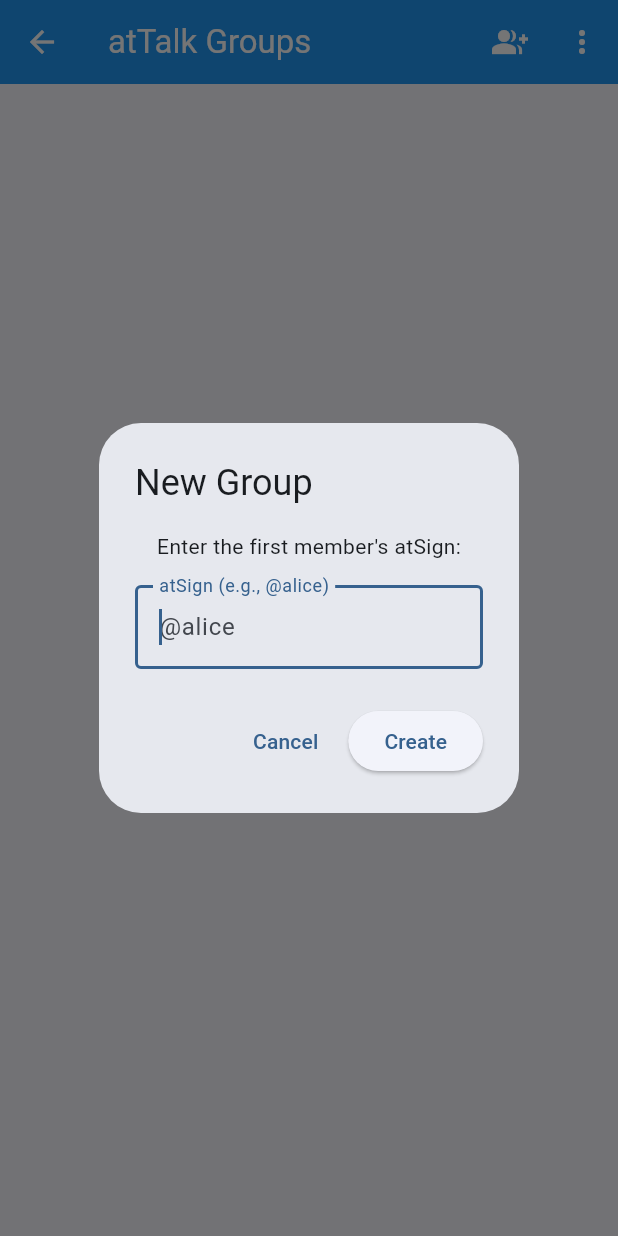
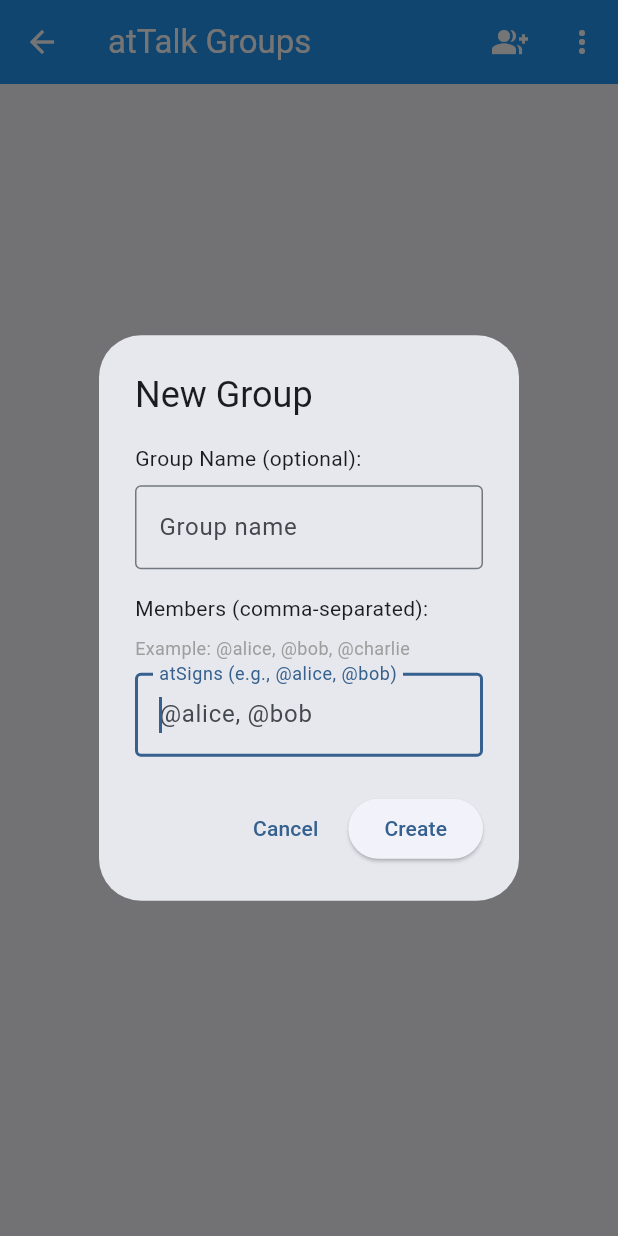
Before and after one commit to cconstab/at_talk_gui, a Flutter app: the GroupsListScreen screen opened by its route, after a tap on the "group add" icon, on a phone screen of 412 x 824 dp. Run offline on Flutter 3.47's test engine with Material 3 defaults, Android fonts, the light colour scheme and no system bars; missing offline and left inert: at_client_mobile, at_onboarding_flutter, at_utils.

```diff
--- a/lib/providers/groups_provider.dart
+++ b/lib/providers/groups_provider.dart
@@ -117,6 +117,7 @@
           message: message,
           groupMembers: groupMembersList,
           groupInstanceId: groupId,
+          groupName: group.name,
         );
         if (!success) allSuccess = false;
       }
@@ -167,28 +168,51 @@
           if (jsonData is Map<String, dynamic>) {
             final isGroupMessage = jsonData['isGroup'] == true;
             final jsonGroupMembers = jsonData['group'] as List<dynamic>?;
+            final instanceId = jsonData['instanceId'] as String?;
+            final groupName = jsonData['groupName'] as String?;
 
             if (isGroupMessage && jsonGroupMembers != null) {
               groupMembers = jsonGroupMembers.cast<String>().toSet();
 
-              // Always use the normalized group ID regardless of instanceId
-              // This ensures messages from TUI and GUI go to the same group
-              groupId = _generateGroupId(groupMembers);
-
-              // Find existing group by members instead of instanceId
-              final existingGroup = _findGroupByMembers(groupMembers);
-              if (existingGroup != null) {
-                groupId = existingGroup.id;
+              // If we have an instanceId, try to use it first
+              if (instanceId != null && _groups.containsKey(instanceId)) {
+                groupId = instanceId;
+                // Update group name if provided and different
+                final existingGroup = _groups[instanceId];
+                if (existingGroup != null && groupName != null && groupName.isNotEmpty) {
+                  if (existingGroup.name != groupName) {
+                    _groups[instanceId] = existingGroup.copyWith(name: groupName);
+                    notifyListeners();
+                  }
+                }
                 print(
-                  'Found existing group: ${existingGroup.id} for members: $groupMembers',
+                  'Using existing group by instanceId: $instanceId for members: $groupMembers',
                 ); // DEBUG
               } else {
-                // Create new group with normalized ID
-                groupId = _generateGroupId(groupMembers);
-                createOrUpdateGroup(groupMembers, instanceId: groupId);
-                print(
-                  'Created new group: $groupId for members: $groupMembers',
-                ); // DEBUG
+                // Fall back to finding existing group by members
+                final existingGroup = _findGroupByMembers(groupMembers);
+                if (existingGroup != null) {
+                  groupId = existingGroup.id;
+                  // Update group name if provided and different
+                  if (groupName != null && groupName.isNotEmpty && existingGroup.name != groupName) {
+                    _groups[existingGroup.id] = existingGroup.copyWith(name: groupName);
+                    notifyListeners();
+                  }
+                  print(
+                    'Found existing group by members: ${existingGroup.id} for members: $groupMembers',
+                  ); // DEBUG
+                } else {
+                  // Create new group with instanceId if provided, otherwise generate one
+                  groupId = instanceId ?? _generateGroupId(groupMembers);
+                  createOrUpdateGroup(
+                    groupMembers,
+                    instanceId: groupId,
+                    name: groupName,
+                  );
+                  print(
+                    'Created new group: $groupId for members: $groupMembers with name: $groupName',
+                  ); // DEBUG
+                }
               }
             }
           }
@@ -242,14 +266,24 @@
   }
 
   // Find an existing group that has the same members
+  // If multiple groups exist with the same members, return the most recent one
   Group? _findGroupByMembers(Set<String> members) {
+    Group? foundGroup;
+    DateTime? latestTime;
+
     for (final group in _groups.values) {
       if (group.members.length == members.length &&
           group.members.containsAll(members)) {
-        return group;
+        // If this is the first match or it's more recent, use it
+        if (foundGroup == null ||
+            (group.lastMessageTime != null &&
+             (latestTime == null || group.lastMessageTime!.isAfter(latestTime)))) {
+          foundGroup = group;
+          latestTime = group.lastMessageTime;
+        }
       }
     }
-    return null;
+    return foundGroup;
   }
 
   String _generateGroupId(Set<String> members) {
--- a/lib/screens/group_chat_screen.dart
+++ b/lib/screens/group_chat_screen.dart
@@ -263,6 +263,7 @@
     groupsProvider.createOrUpdateGroup(
       updatedMembers,
       instanceId: widget.group.id,
+      name: widget.group.name, // Preserve existing group name
     );
 
     ScaffoldMessenger.of(context).showSnackBar(
@@ -280,7 +281,18 @@
           mainAxisSize: MainAxisSize.min,
           crossAxisAlignment: CrossAxisAlignment.start,
           children: [
-            Text('Members (${widget.group.members.length}):'),
+            if (widget.group.name != null && widget.group.name!.isNotEmpty) ...[
+              const Text(
+                'Group Name:',
+                style: TextStyle(fontWeight: FontWeight.bold),
+              ),
+              Text(widget.group.name!),
+              const SizedBox(height: 12),
+            ],
+            Text(
+              'Members (${widget.group.members.length}):',
+              style: const TextStyle(fontWeight: FontWeight.bold),
+            ),
             const SizedBox(height: 8),
             ...widget.group.members.map(
               (member) => Padding(
@@ -301,6 +313,17 @@
                 ),
               ),
             ),
+            if (widget.group.id.isNotEmpty) ...[
+              const SizedBox(height: 12),
+              const Text(
+                'Group ID:',
+                style: TextStyle(fontWeight: FontWeight.bold),
+              ),
+              Text(
+                widget.group.id,
+                style: const TextStyle(fontSize: 10, color: Colors.grey),
+              ),
+            ],
           ],
         ),
         actions: [
--- a/lib/screens/groups_list_screen.dart
+++ b/lib/screens/groups_list_screen.dart
@@ -15,6 +15,7 @@
 
 class _GroupsListScreenState extends State<GroupsListScreen> {
   final TextEditingController _newGroupController = TextEditingController();
+  final TextEditingController _groupNameController = TextEditingController();
 
   @override
   void initState() {
@@ -28,6 +29,7 @@
   @override
   void dispose() {
     _newGroupController.dispose();
+    _groupNameController.dispose();
     super.dispose();
   }
 
@@ -140,25 +142,48 @@
 
   void _showNewGroupDialog() {
     _newGroupController.clear();
+    _groupNameController.clear();
     showDialog(
       context: context,
       builder: (context) => AlertDialog(
         title: const Text('New Group'),
-        content: Column(
+        content: SingleChildScrollView(
+          child: Column(
             mainAxisSize: MainAxisSize.min,
+            crossAxisAlignment: CrossAxisAlignment.start,
             children: [
-            const Text('Enter the first member\'s atSign:'),
+              const Text('Group Name (optional):'),
+              const SizedBox(height: 8),
+              TextField(
+                controller: _groupNameController,
+                decoration: const InputDecoration(
+                  labelText: 'Group name',
+                  hintText: 'My awesome group',
+                  border: OutlineInputBorder(),
+                ),
+                textCapitalization: TextCapitalization.words,
+              ),
               const SizedBox(height: 16),
+              const Text('Members (comma-separated):'),
+              const SizedBox(height: 8),
+              const Text(
+                'Example: @alice, @bob, @charlie',
+                style: TextStyle(fontSize: 12, color: Colors.grey),
+              ),
+              const SizedBox(height: 8),
               TextField(
                 controller: _newGroupController,
                 decoration: const InputDecoration(
-                labelText: 'atSign (e.g., @alice)',
-                hintText: '@alice',
+                  labelText: 'atSigns (e.g., @alice, @bob)',
+                  hintText: '@alice, @bob',
                   border: OutlineInputBorder(),
                 ),
                 autofocus: true,
+                maxLines: 3,
+                minLines: 1,
               ),
             ],
+          ),
         ),
         actions: [
           TextButton(
@@ -167,9 +192,10 @@
           ),
           ElevatedButton(
             onPressed: () {
-              final atSign = _newGroupController.text.trim();
-              if (atSign.isNotEmpty) {
-                _createNewGroup(atSign);
+              final members = _newGroupController.text.trim();
+              final groupName = _groupNameController.text.trim();
+              if (members.isNotEmpty) {
+                _createNewGroup(members, groupName);
                 Navigator.pop(context);
               }
             },
@@ -180,23 +206,60 @@
     );
   }
 
-  void _createNewGroup(String memberAtSign) {
+  void _createNewGroup(String input, String? groupName) {
     final groupsProvider = Provider.of<GroupsProvider>(context, listen: false);
     final authProvider = Provider.of<AuthProvider>(context, listen: false);
-
-    // Ensure atSign starts with @
-    final formattedAtSign = memberAtSign.startsWith('@')
-        ? memberAtSign
-        : '@$memberAtSign';
     final currentAtSign = authProvider.currentAtSign;
 
-    if (currentAtSign != null) {
-      final members = {currentAtSign, formattedAtSign};
-      final group = groupsProvider.createOrUpdateGroup(members);
+    if (currentAtSign == null) return;
+
+    // Parse multiple atSigns from comma-separated input
+    final inputAtSigns = input
+        .split(',')
+        .map((s) => s.trim())
+        .where((s) => s.isNotEmpty)
+        .map((atSign) => atSign.startsWith('@') ? atSign : '@$atSign')
+        .toSet();
+
+    // Add current user to the group
+    final members = {currentAtSign, ...inputAtSigns};
+
+    // Ensure we have at least 2 members (current user + at least 1 other)
+    if (members.length < 2) {
+      ScaffoldMessenger.of(context).showSnackBar(
+        const SnackBar(
+          content: Text('Please enter at least one valid atSign'),
+          backgroundColor: Colors.red,
+        ),
+      );
+      return;
+    }
+
+    // Generate a unique instance ID for the new group to avoid overwriting existing groups
+    // This ensures compatibility with TUI behavior where /new creates new group instances
+    final timestamp = DateTime.now().millisecondsSinceEpoch;
+    final sortedMembers = members.toList()..sort();
+    final baseId = sortedMembers.join('_');
+    final uniqueInstanceId = '${baseId}_$timestamp';
+
+    final group = groupsProvider.createOrUpdateGroup(
+      members,
+      instanceId: uniqueInstanceId,
+      name: groupName?.isNotEmpty == true ? groupName : null,
+    );
 
     if (group != null) {
+      // Show success message
+      final memberCount = members.length - 1; // Exclude current user from count
+      final groupDisplayName = group.displayName;
+      ScaffoldMessenger.of(context).showSnackBar(
+        SnackBar(
+          content: Text('Created group "$groupDisplayName" with $memberCount member${memberCount == 1 ? '' : 's'}'),
+          backgroundColor: Colors.green,
+        ),
+      );
+
       _openGroupChat(group);
-      }
     }
   }
 
--- a/lib/services/at_talk_service.dart
+++ b/lib/services/at_talk_service.dart
@@ -104,6 +104,7 @@
     required String message,
     required List<String> groupMembers,
     required String groupInstanceId,
+    String? groupName,
   }) async {
     try {
       final client = atClient;
@@ -115,6 +116,7 @@
         'isGroup': true,
         'group': groupMembers,
         'instanceId': groupInstanceId,
+        if (groupName != null && groupName.isNotEmpty) 'groupName': groupName,
       };
 
       final jsonMessage = jsonEncode(groupMessageData);
```
Lines whose indentation alone changed are shown as unchanged.
